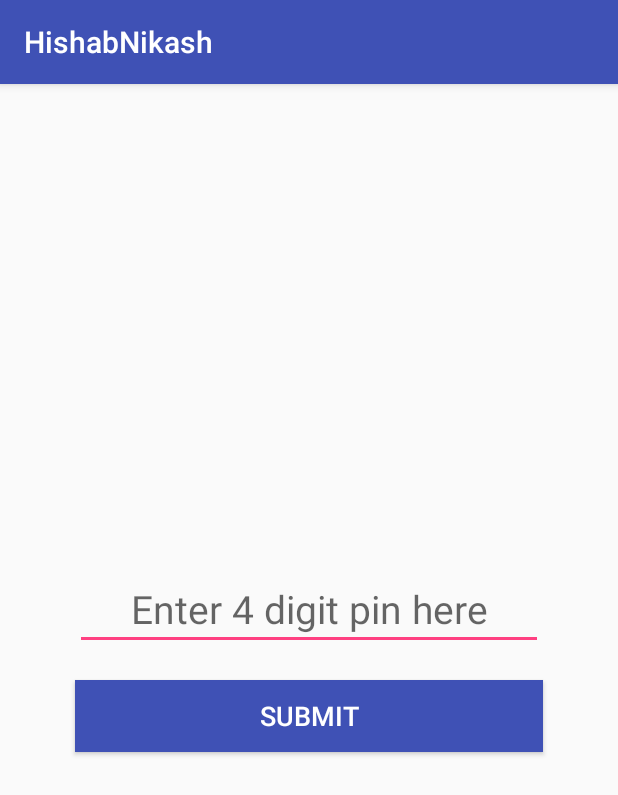
After one commit to mehedisunny/hishab-nikash, an Android app: the PinCodeVerificationActivity screen opened directly, with no data from a screen before it, on a phone screen of 412 x 824 dp. The commit adds this screen. Shown: the top 795 px of the screen. Run offline under Robolectric (Android 15) with nearby library versions, the phone set to English and light mode, and no system bars.

Commit message:
Pin number verification added

```diff
--- a/app/src/main/java/com/example/mehedi/hishabnikash/DbHelper.java
+++ b/app/src/main/java/com/example/mehedi/hishabnikash/DbHelper.java
@@ -12,7 +12,7 @@ import java.util.Date;
 
 public class DbHelper extends SQLiteOpenHelper {
 
-    private static final int DB_VERSION = 4;
+    private static final int DB_VERSION = 5;
     private static final String DB_NAME = "hishabNikash";
 
     private static final String TBL_SAVINGS_PLAN = "savings_plan";
--- a/app/src/main/java/com/example/mehedi/hishabnikash/MainActivity.java
+++ b/app/src/main/java/com/example/mehedi/hishabnikash/MainActivity.java
@@ -76,6 +76,10 @@ public class MainActivity extends AppCompatActivity implements View.OnClickListe
             startActivity(new Intent(this, AboutActivity.class));
         } else if (item.getItemId() == R.id.credits) {
             startActivity(new Intent(this, CreditsActivity.class));
+        } else if (item.getItemId() == R.id.set_pin) {
+            startActivity(new Intent(this, PinCodeActivity.class));
+        } else if (item.getItemId() == R.id.change_pin) {
+            startActivity(new Intent(this, ChangePinActivity.class));
         }
 
 
--- /dev/null
+++ b/app/src/main/java/com/example/mehedi/hishabnikash/PinCodeVerificationActivity.java
@@ -0,0 +1,57 @@
+package com.example.mehedi.hishabnikash;
+
+import android.content.Intent;
+import android.content.SharedPreferences;
+import android.support.v7.app.AppCompatActivity;
+import android.os.Bundle;
+import android.view.View;
+import android.widget.Button;
+import android.widget.EditText;
+import android.widget.Toast;
+
+public class PinCodeVerificationActivity extends AppCompatActivity implements View.OnClickListener {
+
+    private EditText etPinCode;
+    private Button btnSetCode;
+
+    @Override
+    protected void onCreate(Bundle savedInstanceState) {
+        super.onCreate(savedInstanceState);
+        setContentView(R.layout.activity_pin_code_verification);
+
+        init();
+
+        listeners();
+    }
+
+    public void init () {
+        etPinCode = findViewById(R.id.et_pinCodeCheck);
+        btnSetCode = findViewById(R.id.btn_pinCodeCheck);
+    }
+
+    public void listeners() {
+        btnSetCode.setOnClickListener(this);
+    }
+
+    public void clearFields () {
+        etPinCode.setText("");
+    }
+
+    @Override
+    public void onClick(View view) {
+        if (view.getId() == R.id.btn_pinCodeCheck) {
+
+            SharedPreferences sharedPreferences = getSharedPreferences("HNPIN", MODE_PRIVATE);
+            String isPinSet = sharedPreferences.getString("pin","hello");
+            String userInput = etPinCode.getText().toString();
+            if (isPinSet.equals(userInput)) {
+                startActivity(new Intent(PinCodeVerificationActivity.this, MainActivity.class));
+                finish();
+            } else {
+                clearFields();
+                Toast.makeText(this, "Sorry!! Wrong pin number", Toast.LENGTH_SHORT).show();
+            }
+
+        }
+    }
+}
--- /dev/null
+++ b/app/src/main/res/layout/activity_pin_code_verification.xml
@@ -0,0 +1,38 @@
+<?xml version="1.0" encoding="utf-8"?>
+<LinearLayout xmlns:android="http://schemas.android.com/apk/res/android"
+    xmlns:app="http://schemas.android.com/apk/res-auto"
+    xmlns:tools="http://schemas.android.com/tools"
+    android:layout_width="match_parent"
+    android:layout_height="match_parent"
+    android:orientation="vertical"
+    android:gravity="center"
+    tools:context=".PinCodeVerificationActivity">
+
+    <EditText
+        android:textAlignment="center"
+        android:id="@+id/et_pinCodeCheck"
+        android:layout_width="match_parent"
+        android:layout_height="wrap_content"
+        android:hint="Enter 4 digit pin here"
+        android:padding="10dp"
+        android:layout_marginLeft="50dp"
+        android:maxLength="4"
+        android:inputType="numberPassword"
+        android:textSize="26sp"
+        android:singleLine="true"
+        android:layout_marginRight="50dp"
+        android:layout_marginBottom="20dp"/>
+
+    <Button
+        android:id="@+id/btn_pinCodeCheck"
+        android:layout_width="match_parent"
+        android:layout_height="wrap_content"
+        android:text="@string/btn_pin_code_check"
+        android:textAlignment="center"
+        android:textColor="#fff"
+        android:textSize="18sp"
+        android:background="@color/colorPrimary"
+        android:layout_marginLeft="50dp"
+        android:layout_marginRight="50dp" />
+
+</LinearLayout>
--- a/app/src/main/res/menu/settings_menu.xml
+++ b/app/src/main/res/menu/settings_menu.xml
@@ -1,5 +1,11 @@
 <?xml version="1.0" encoding="utf-8"?>
 <menu xmlns:android="http://schemas.android.com/apk/res/android">
+    <item android:id="@+id/set_pin"
+        android:title="Set Pin">
+    </item>
+    <item android:id="@+id/change_pin"
+        android:title="Change Pin">
+    </item>
     <item android:id="@+id/about"
         android:title="About App">
     </item>
--- a/app/src/main/res/values/strings.xml
+++ b/app/src/main/res/values/strings.xml
@@ -20,4 +20,7 @@
         Redwan Rahat \n
         Arifur Rahman
     </string>
+    <string name="tv_pin_code_set">Enter a 4 digit pin code</string>
+    <string name="btn_pin_code_set">Set Pin</string>
+    <string name="btn_pin_code_check">Submit</string>
 </resources>
```
Also changed, not shown: app/src/main/AndroidManifest.xml (+4 -4 lines), app/src/main/java/com/example/mehedi/hishabnikash/ChangePinActivity.java (added, +63 -0 lines), app/src/main/java/com/example/mehedi/hishabnikash/PinCodeActivity.java (added, +73 -0 lines), app/src/main/java/com/example/mehedi/hishabnikash/SplashActivity.java (+13 -3 lines), app/src/main/res/layout/activity_change_pin.xml (added, +53 -0 lines), app/src/main/res/layout/activity_pin_code.xml (added, +49 -0 lines).
